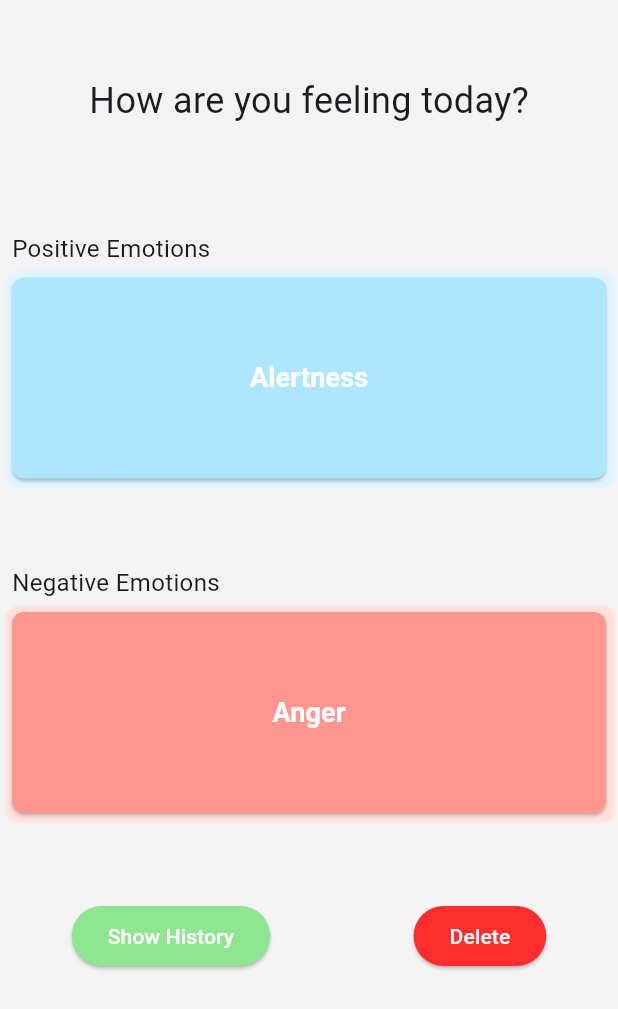
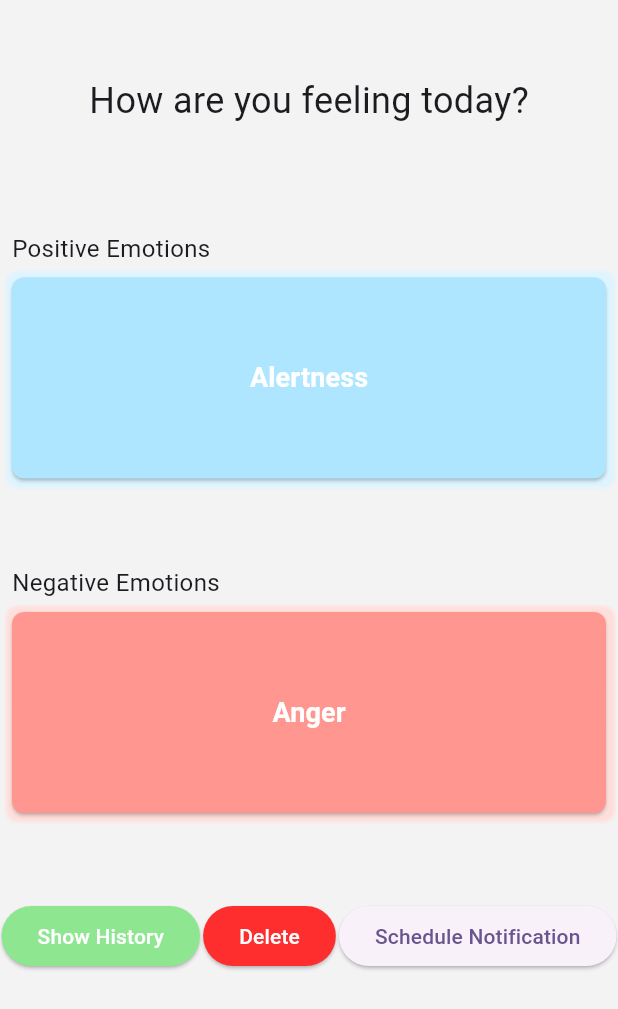
Before and after one commit to fahricandurucan/emotion_tracker, a Flutter app: the screen it shows after launch, on a phone screen of 412 x 824 dp. Shown: the top 1009 px of the screen. Run offline on Flutter 3.47's test engine with Material 3 defaults, Android fonts, the phone set to English and light mode, and no system bars; our stand-ins replace animated_splash_screen, animated_text_kit, awesome_notifications, dio, get, sqflite; accounts and stored records are empty.

Commit message:
local notification is added and some code are changed

```diff
--- /dev/null
+++ b/lib/notification/notification_service2.dart
@@ -0,0 +1,104 @@
+import 'package:awesome_notifications/awesome_notifications.dart';
+import 'package:flutter/material.dart';
+
+class NotificationService2 {
+  static Future<void> initializeNotification() async {
+    await AwesomeNotifications().initialize(
+      null,
+      [
+        NotificationChannel(
+          channelGroupKey: "high_importance_channel",
+          channelKey: "high_importance_channel",
+          channelName: "Basic notifications",
+          channelDescription: "Notification channel for basic tests",
+          defaultColor: Colors.pink,
+          ledColor: Colors.yellow,
+          importance: NotificationImportance.Max,
+          channelShowBadge: true,
+          onlyAlertOnce: true,
+          playSound: true,
+          criticalAlerts: true,
+        )
+      ],
+      channelGroups: [
+        NotificationChannelGroup(
+          channelGroupKey: "high_importance_channel_group",
+          channelGroupName: "Group 1",
+        )
+      ],
+      debug: true,
+    );
+
+    await AwesomeNotifications().isNotificationAllowed().then(
+      (isAllowed) async {
+        if (!isAllowed) {
+          await AwesomeNotifications().requestPermissionToSendNotifications();
+        }
+      },
+    );
+
+    await AwesomeNotifications().setListeners(
+      onActionReceivedMethod: onActionReceivedMethod,
+      onNotificationCreatedMethod: onNotificationCreatedMethod,
+      onNotificationDisplayedMethod: onNotificationDisplayedMethod,
+      onDismissActionReceivedMethod: onDismissActionReceivedMethod,
+    );
+  }
+
+  // use this method to detect when a new notification or schedule is created
+  static Future<void> onNotificationCreatedMethod(ReceivedNotification receivedNotification) async {
+    debugPrint("onNotificationCreatedMethod");
+  }
+
+  static Future<void> onNotificationDisplayedMethod(
+      ReceivedNotification receivedNotification) async {
+    debugPrint("onNotificationDisplayedMethod");
+  }
+
+  static Future<void> onDismissActionReceivedMethod(ReceivedAction receivedAction) async {
+    debugPrint("onDismissActionReceivedMethod");
+  }
+
+  static Future<void> onActionReceivedMethod(ReceivedAction receivedAction) async {
+    debugPrint("onActionReceivedMethod");
+  }
+
+  static Future<void> showNotification({
+    required final String title,
+    required final String body,
+    final String? summary,
+    final Map<String, String>? payload,
+    final ActionType actionType = ActionType.Default,
+    final NotificationLayout notificationLayout = NotificationLayout.Default,
+    final NotificationCategory? category,
+    final String? bigPicture,
+    final List<NotificationActionButton>? actionButtons,
+    final bool schedule = false,
+    final int? interval,
+  }) async {
+    assert(!schedule || (schedule && interval != null));
+
+    await AwesomeNotifications().createNotification(
+      content: NotificationContent(
+        id: -1,
+        channelKey: "high_importance_channel",
+        title: title,
+        body: body,
+        actionType: actionType,
+        notificationLayout: notificationLayout,
+        summary: summary,
+        category: category,
+        payload: payload,
+        bigPicture: bigPicture,
+      ),
+      actionButtons: actionButtons,
+      schedule: schedule
+          ? NotificationInterval(
+              interval: interval,
+              timeZone: await AwesomeNotifications().getLocalTimeZoneIdentifier(),
+              preciseAlarm: true,
+            )
+          : null,
+    );
+  }
+}
--- a/lib/screens/home_page.dart
+++ b/lib/screens/home_page.dart
@@ -1,5 +1,6 @@
 import 'package:emotion_tracker/const/const.dart';
 import 'package:emotion_tracker/controllers/home_page_controller.dart';
+import 'package:emotion_tracker/notification/notification_service2.dart';
 import 'package:emotion_tracker/screens/history_page.dart';
 import 'package:emotion_tracker/services/database_helper.dart';
 import 'package:flutter/material.dart';
@@ -45,6 +46,28 @@ class HomePage extends StatelessWidget {
                 children: [
                   historyButton(),
                   deleteButton(),
+                  ElevatedButton(
+                    onPressed: () async {
+                      await NotificationService2.showNotification(
+                        title: "title of notofication",
+                        body: "body of the notification",
+                        schedule: true,
+                        interval: 5,
+                      );
+
+                      // Şu andan 10 saniye sonra bir bildirim gönderme
+                      // DateTime scheduledTime = DateTime.now().add(const Duration(seconds: 5));
+                      // print(DateTime.now());
+                      // print(scheduledTime);
+                      // Future.delayed(const Duration(seconds: 10), () async {
+                      //   await NotificationService().showNotification(
+                      //     title: "Scheduled Notification",
+                      //     body: "This is a scheduled notification.",
+                      //   );
+                      // });
+                    },
+                    child: const Text("Schedule Notification"),
+                  ),
                 ],
               ),
             ],
@@ -92,7 +115,7 @@ class HomePage extends StatelessWidget {
             print(
                 "Emotion: ${emotion['emotion']}, Timestamp: ${emotion['timestamp']}, Author: ${emotion['author']}");
           }
-          Get.to(HistoryPage());
+          Get.to(const HistoryPage());
         },
         style: ElevatedButton.styleFrom(
           backgroundColor: const Color.fromARGB(255, 142, 230, 145), // Arka plan rengi
--- a/lib/services/database_helper.dart
+++ b/lib/services/database_helper.dart
@@ -1,4 +1,3 @@
-import 'package:emotion_tracker/models/quote.dart';
 import 'package:path/path.dart';
 import 'package:sqflite/sqflite.dart';
 
--- a/pubspec.yaml
+++ b/pubspec.yaml
@@ -36,6 +36,10 @@ dependencies:
   animated_splash_screen: ^1.3.0
   sqflite: ^2.3.0
   intl: ^0.19.0
+  flutter_local_notifications: ^16.3.2
+  timezone: ^0.9.2
+  awesome_notifications: ^0.9.2
+
 
 
 
@@ -43,6 +47,7 @@ dependencies:
   # Use with the CupertinoIcons class for iOS style icons.
   cupertino_icons: ^1.0.2
   http: ^1.2.0
+  path: ^1.8.3
 
 dev_dependencies:
   flutter_test:
```
Also changed, not shown: lib/main.dart (+10 -1 lines), lib/notification/notifocation_service.dart (added, +53 -0 lines), lib/screens/quote_display_page.dart (+20 -3 lines), 3 other files.
